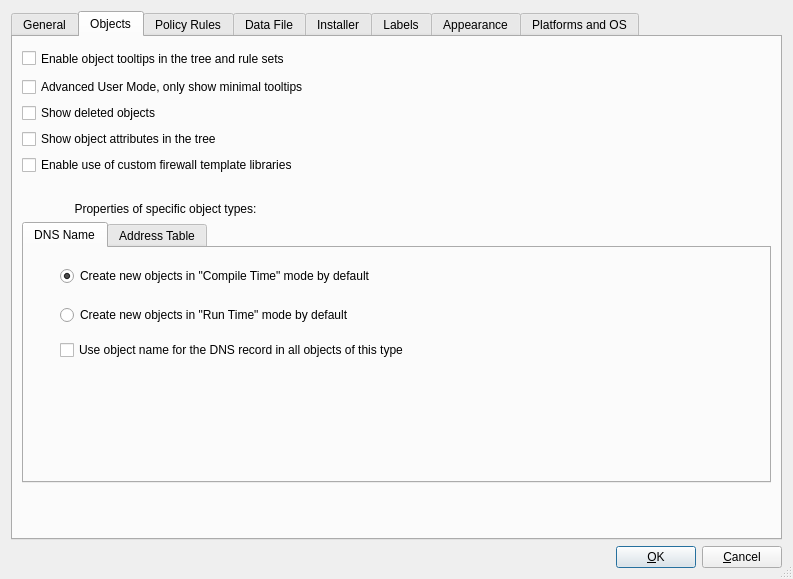
Qt form src/libgui/prefsdialog_q.ui (fwbuilder/fwbuilder) before a commit.
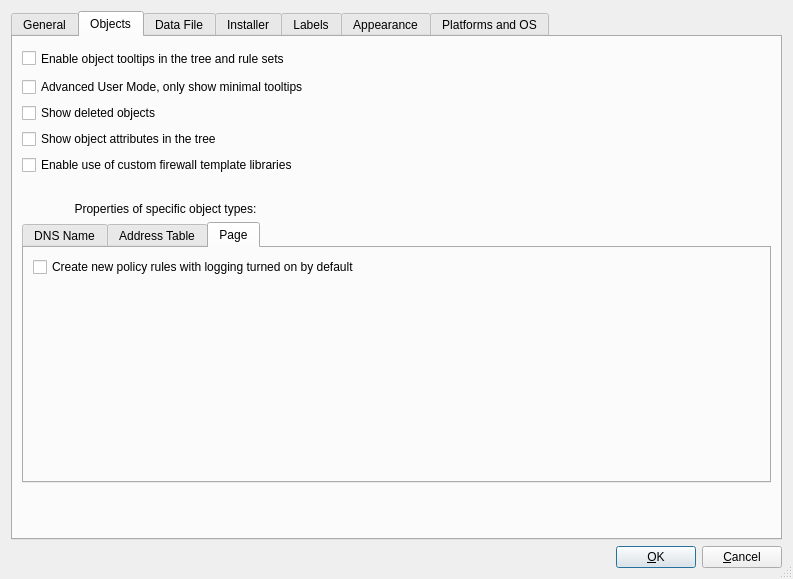
The same form after that commit. The open tabs and pages were chosen to show the change. Icons and pictures are not drawn.

Commit message: Moved logging checkbox to right tab widget on objects tab  (refs #1809)

What changed in the file:
```diff
--- a/src/libgui/prefsdialog_q.ui
+++ b/src/libgui/prefsdialog_q.ui
@@ -426,6 +426,33 @@
            </item>
           </layout>
          </widget>
+         <widget class="QWidget" name="tab">
+          <attribute name="title">
+           <string>Page</string>
+          </attribute>
+          <layout class="QVBoxLayout" name="verticalLayout_2">
+           <item>
+            <widget class="QCheckBox" name="rulesLoggingOn">
+             <property name="text">
+              <string>Create new policy rules with logging turned on by default</string>
+             </property>
+            </widget>
+           </item>
+           <item>
+            <spacer name="verticalSpacer_10">
+             <property name="orientation">
+              <enum>Qt::Vertical</enum>
+             </property>
+             <property name="sizeHint" stdset="0">
+              <size>
+               <width>20</width>
+               <height>166</height>
+              </size>
+             </property>
+            </spacer>
+           </item>
+          </layout>
+         </widget>
         </widget>
        </item>
        <item row="8" column="0" colspan="2">
@@ -450,33 +477,6 @@
        </item>
       </layout>
      </widget>
-     <widget class="QWidget" name="tabPolicyRules">
-      <attribute name="title">
-       <string>Policy Rules</string>
-      </attribute>
-      <layout class="QVBoxLayout" name="verticalLayout">
-       <item>
-        <widget class="QCheckBox" name="rulesLoggingOn">
-         <property name="text">
-          <string>Create new policy rules with logging turned on by default</string>
-         </property>
-        </widget>
-       </item>
-       <item>
-        <spacer name="verticalSpacer_8">
-         <property name="orientation">
-          <enum>Qt::Vertical</enum>
-         </property>
-         <property name="sizeHint" stdset="0">
-          <size>
-           <width>20</width>
-           <height>426</height>
-          </size>
-         </property>
-        </spacer>
-       </item>
-      </layout>
-     </widget>
      <widget class="QWidget" name="tabData">
       <attribute name="title">
        <string>Data File</string>
```
Left out of the diff: 516 changed lines with no effect on the pictures.
